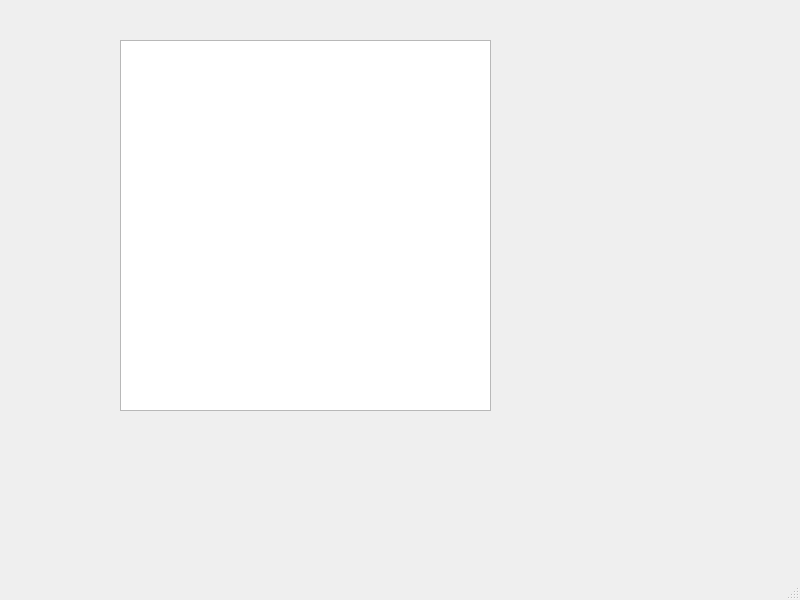
The window that TetrisConsole/src/mainwindow.ui (AyoubNedjar/Tetris---C-Implementation) describes before a commit, drawn with Qt 5.
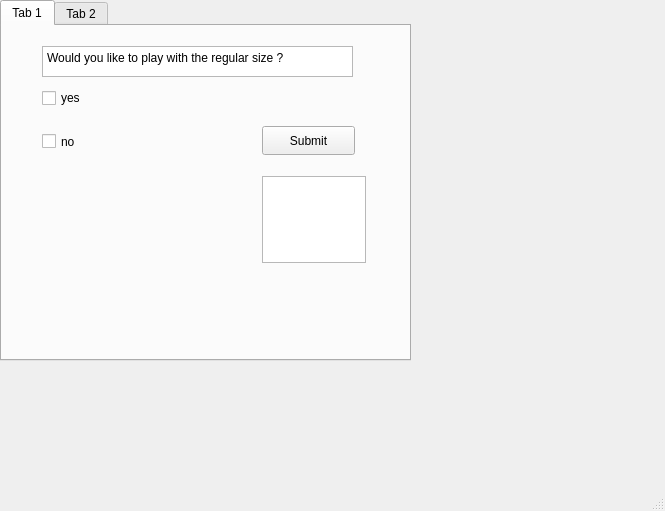
The same window after the commit.

Commit message: Ajout des checkbox pour taille personnalisé ou pas

```diff
--- a/TetrisConsole/src/mainwindow.ui
+++ b/TetrisConsole/src/mainwindow.ui
@@ -6,23 +6,117 @@
    <rect>
     <x>0</x>
     <y>0</y>
-    <width>800</width>
-    <height>600</height>
+    <width>665</width>
+    <height>511</height>
    </rect>
   </property>
   <property name="windowTitle">
    <string>MainWindow</string>
   </property>
   <widget class="QWidget" name="centralwidget">
-   <widget class="QGraphicsView" name="myGraphicsView">
+   <widget class="QTabWidget" name="tabWidget">
     <property name="geometry">
      <rect>
-      <x>120</x>
-      <y>40</y>
-      <width>371</width>
-      <height>371</height>
+      <x>0</x>
+      <y>0</y>
+      <width>411</width>
+      <height>361</height>
      </rect>
     </property>
+    <property name="currentIndex">
+     <number>0</number>
+    </property>
+    <property name="tabBarAutoHide">
+     <bool>true</bool>
+    </property>
+    <widget class="QWidget" name="tab">
+     <property name="enabled">
+      <bool>true</bool>
+     </property>
+     <attribute name="title">
+      <string>Tab 1</string>
+     </attribute>
+     <widget class="QTextEdit" name="textEdit_2">
+      <property name="geometry">
+       <rect>
+        <x>260</x>
+        <y>150</y>
+        <width>104</width>
+        <height>87</height>
+       </rect>
+      </property>
+     </widget>
+     <widget class="QPushButton" name="pushButton">
+      <property name="geometry">
+       <rect>
+        <x>260</x>
+        <y>100</y>
+        <width>93</width>
+        <height>29</height>
+       </rect>
+      </property>
+      <property name="text">
+       <string>Submit</string>
+      </property>
+     </widget>
+     <widget class="QCheckBox" name="checkBox_2">
+      <property name="geometry">
+       <rect>
+        <x>40</x>
+        <y>100</y>
+        <width>51</width>
+        <height>31</height>
+       </rect>
+      </property>
+      <property name="text">
+       <string>no</string>
+      </property>
+      <property name="autoExclusive">
+       <bool>true</bool>
+      </property>
+     </widget>
+     <widget class="QCheckBox" name="checkBox">
+      <property name="geometry">
+       <rect>
+        <x>40</x>
+        <y>60</y>
+        <width>48</width>
+        <height>24</height>
+       </rect>
+      </property>
+      <property name="text">
+       <string>yes</string>
+      </property>
+      <property name="autoExclusive">
+       <bool>true</bool>
+      </property>
+     </widget>
+     <widget class="QTextEdit" name="textEdit">
+      <property name="geometry">
+       <rect>
+        <x>40</x>
+        <y>20</y>
+        <width>311</width>
+        <height>31</height>
+       </rect>
+      </property>
+      <property name="html">
+       <string>&lt;!DOCTYPE HTML PUBLIC &quot;-//W3C//DTD HTML 4.0//EN&quot; &quot;http://www.w3.org/TR/REC-html40/strict.dtd&quot;&gt;
+&lt;html&gt;&lt;head&gt;&lt;meta name=&quot;qrichtext&quot; content=&quot;1&quot; /&gt;&lt;meta charset=&quot;utf-8&quot; /&gt;&lt;style type=&quot;text/css&quot;&gt;
+p, li { white-space: pre-wrap; }
+hr { height: 1px; border-width: 0; }
+li.unchecked::marker { content: &quot;\2610&quot;; }
+li.checked::marker { content: &quot;\2612&quot;; }
+&lt;/style&gt;&lt;/head&gt;&lt;body style=&quot; font-family:'Segoe UI'; font-size:9pt; font-weight:400; font-style:normal;&quot;&gt;
+&lt;p style=&quot; margin-top:0px; margin-bottom:0px; margin-left:0px; margin-right:0px; -qt-block-indent:0; text-indent:0px;&quot;&gt;Would you like to play with the regular size ? &lt;/p&gt;&lt;/body&gt;&lt;/html&gt;</string>
+      </property>
+     </widget>
+    </widget>
+    <widget class="QWidget" name="tab_2">
+     <attribute name="title">
+      <string>Tab 2</string>
+     </attribute>
+    </widget>
    </widget>
   </widget>
   <widget class="QMenuBar" name="menubar">
```
Left out of the diff: 4 changed lines with no effect on the pictures. The commit also changes 6 other files.
